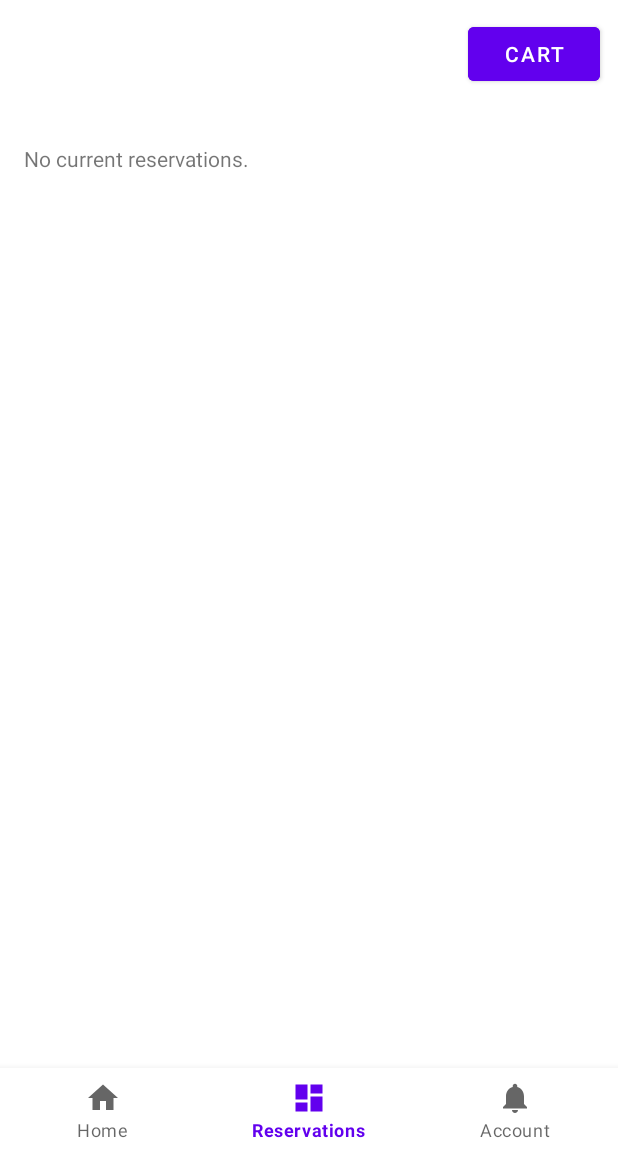
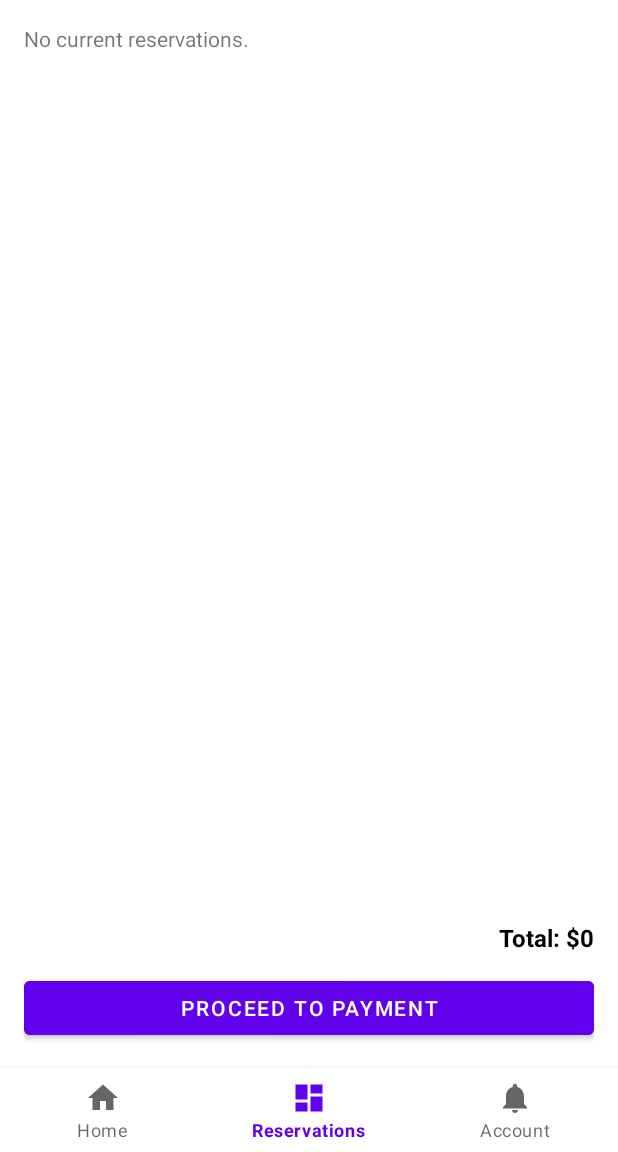
Before and after one commit to VikasSardhara/EZStay, an Android app: the screen it shows after launch (MainActivity), item 2 of the bottom bar chosen, on a phone screen of 412 x 824 dp, the part 84-1236 px from its top. Run offline under Robolectric (Android 15) with nearby library versions, the phone set to English and light mode, and no system bars; our stand-ins replace Volley; 1 statement that could not run was skipped.

Commit message:
Update fragment_dashboard.xml
total price display and button

```diff
--- a/Homepage/app/src/main/res/layout/fragment_dashboard.xml
+++ b/Homepage/app/src/main/res/layout/fragment_dashboard.xml
@@ -1,32 +1,39 @@
 <?xml version="1.0" encoding="utf-8"?>
-<RelativeLayout xmlns:android="http://schemas.android.com/apk/res/android"
+<LinearLayout xmlns:android="http://schemas.android.com/apk/res/android"
     android:layout_width="match_parent"
-    android:layout_height="match_parent">
+    android:layout_height="match_parent"
+    android:orientation="vertical"
+    android:padding="16dp"
+    android:background="@android:color/white">
 
-    <Button
-        android:id="@+id/btnViewCart"
+    <!-- Reservation container -->
+    <LinearLayout
+        android:id="@+id/currentReservationsContainer"
+        android:layout_width="match_parent"
+        android:layout_height="0dp"
+        android:layout_weight="1"
+        android:orientation="vertical"
+        android:paddingBottom="8dp" />
+
+    <!-- Total Price -->
+    <TextView
+        android:id="@+id/tvTotalPrice"
         android:layout_width="wrap_content"
         android:layout_height="wrap_content"
-        android:text="Cart"
-        android:layout_alignParentTop="true"
-        android:layout_alignParentEnd="true"
-        android:layout_margin="12dp"
+        android:text="Total: $0"
+        android:textSize="16sp"
+        android:textStyle="bold"
+        android:textColor="@android:color/black"
+        android:layout_gravity="end"
+        android:layout_marginBottom="8dp" />
+
+    <!-- Proceed to Payment Button -->
+    <Button
+        android:id="@+id/btnPayFromCurrent"
+        android:layout_width="match_parent"
+        android:layout_height="wrap_content"
+        android:text="PROCEED TO PAYMENT"
         android:backgroundTint="@color/purple_500"
-        android:textColor="@android:color/white" />
-
-    <ScrollView
-        android:layout_width="match_parent"
-        android:layout_height="match_parent"
-        android:layout_below="@id/btnViewCart"
-        android:layout_marginTop="8dp"
-        android:layout_marginBottom="16dp">
-
-        <LinearLayout
-            android:id="@+id/currentReservationsContainer"
-            android:layout_width="match_parent"
-            android:layout_height="wrap_content"
-            android:orientation="vertical"
-            android:padding="16dp" />
-    </ScrollView>
-
-</RelativeLayout>
+        android:textColor="@android:color/white"
+        android:layout_marginTop="4dp"/>
+</LinearLayout>
```
